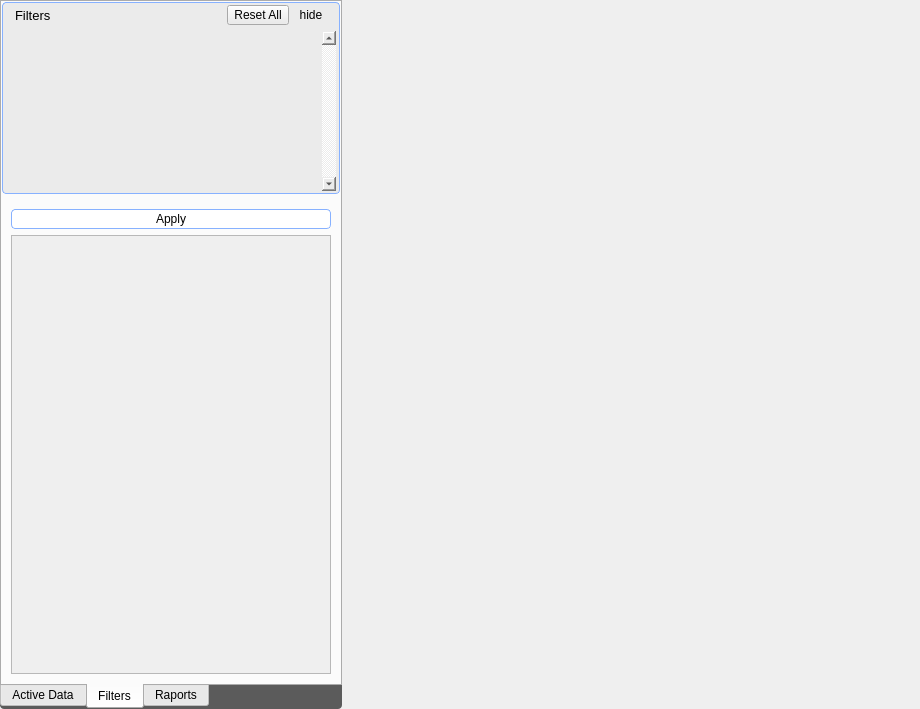
Qt form trunk/src/edr/src/hmm_view/ui/AnalisisWidget.ui (mk4me/hm-mde-one) before a commit.
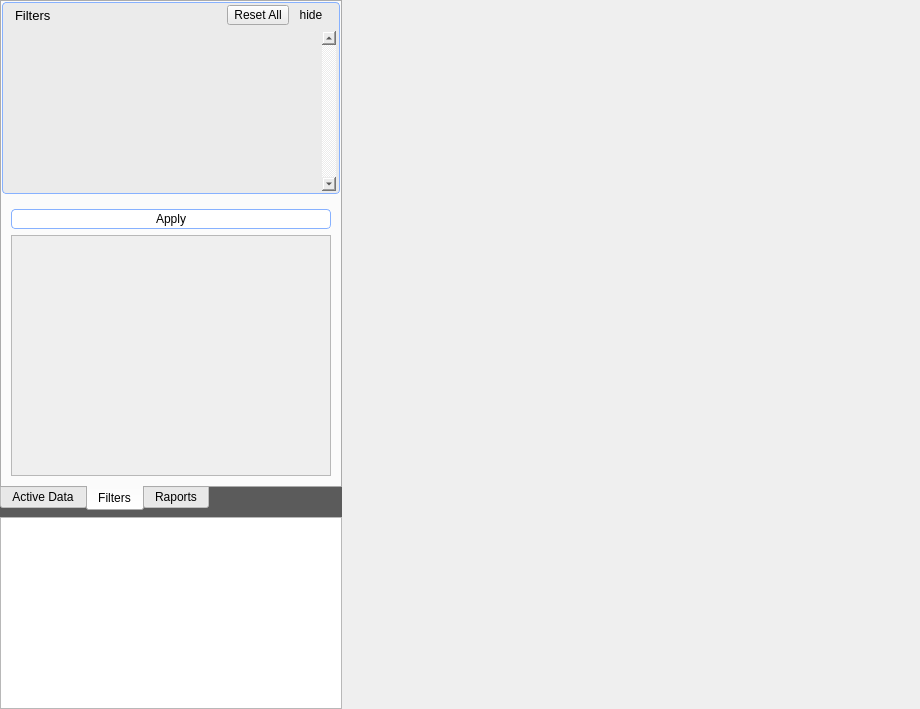
The same form after that commit. The open tabs and pages were chosen to show the change. Icons and pictures are not drawn.

Commit message: Poprawiona reszta warningow, usuniete leaki pamieci, wstepne okienko summary.

What changed in the file:
```diff
--- a/trunk/src/edr/src/hmm_view/ui/AnalisisWidget.ui
+++ b/trunk/src/edr/src/hmm_view/ui/AnalisisWidget.ui
@@ -42,9 +42,6 @@
 }</string>
      </property>
      <layout class="QVBoxLayout" name="verticalLayout">
-      <property name="spacing">
-       <number>0</number>
-      </property>
       <property name="margin">
        <number>0</number>
       </property>
@@ -380,8 +377,8 @@
                  <rect>
                   <x>0</x>
                   <y>0</y>
-                  <width>318</width>
-                  <height>436</height>
+                  <width>100</width>
+                  <height>30</height>
                  </rect>
                 </property>
                </widget>
@@ -447,6 +444,16 @@
         </widget>
        </widget>
       </item>
+      <item>
+       <widget class="QTextEdit" name="SummaryWindowWidget">
+        <property name="sizePolicy">
+         <sizepolicy hsizetype="Minimum" vsizetype="Minimum">
+          <horstretch>0</horstretch>
+          <verstretch>0</verstretch>
+         </sizepolicy>
+        </property>
+       </widget>
+      </item>
      </layout>
     </widget>
    </item>
```
Left out of the diff: 4 changed lines with no effect on the pictures. The commit also changes 40 other files.
